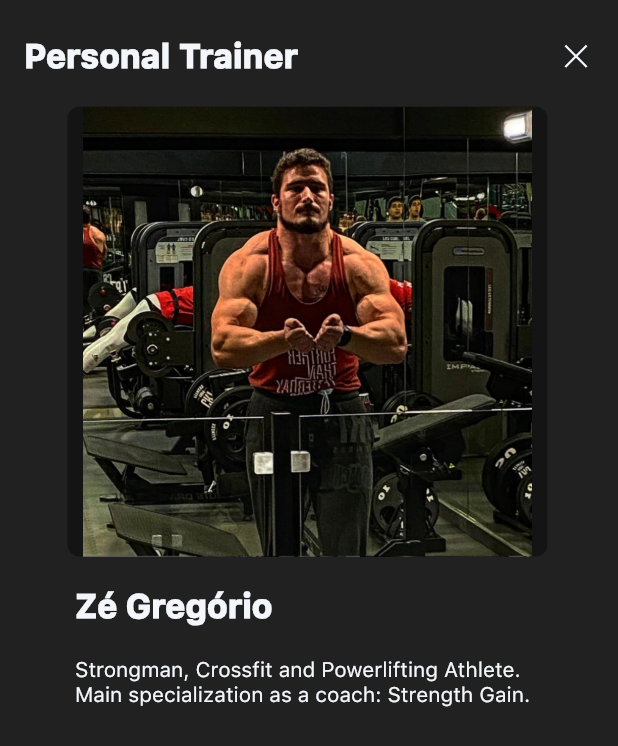
After one commit to bernardofalle/FitLink-AS, a Flutter app: the ZeGregScreen screen opened directly, on a phone screen of 412 x 824 dp. The commit adds this screen. Shown: the top 746 px of the screen. Run offline on Flutter 3.47's test engine with Material 2 defaults, Android fonts, the light colour scheme and no system bars; our stand-ins replace flutter_screenutil, flutter_svg, google_fonts, line_awesome_flutter.

Commit message:
start zegreg screen

```diff
--- a/fitlink/lib/Screens/Profile/pickpersonaltrainer.dart
+++ b/fitlink/lib/Screens/Profile/pickpersonaltrainer.dart
@@ -1,3 +1,4 @@
+import 'package:fitlink/Screens/Profile/zegreg_screen.dart';
 import 'package:fitlink/constants.dart';
 import 'package:flutter/material.dart';
 import 'package:flutter_screenutil/flutter_screenutil.dart';
@@ -60,6 +61,10 @@ class _PickPersonalScreenState extends State<PickPersonalScreen> {
                       child: InkWell(
                         onTap: () {
                           print("ze");
+                          Navigator.push(
+                                    context,
+                                    MaterialPageRoute(builder: (context) => ZeGregScreen()),
+                                  );
                         },
                         child: Image(image: AssetImage("assets/images/zegregorio.png"),))
                     ),
--- /dev/null
+++ b/fitlink/lib/Screens/Profile/zegreg_screen.dart
@@ -0,0 +1,91 @@
+import 'package:fitlink/constants.dart';
+import 'package:flutter/material.dart';
+import 'package:flutter_screenutil/flutter_screenutil.dart';
+import 'package:line_awesome_flutter/line_awesome_flutter.dart';
+
+class ZeGregScreen extends StatefulWidget {
+  ZeGregScreen({Key? key}) : super(key: key);
+
+  @override
+  State<ZeGregScreen> createState() => _ZeGregScreenState();
+}
+
+class _ZeGregScreenState extends State<ZeGregScreen> {
+  @override
+  Widget build(BuildContext context) {
+    ScreenUtil.init(context);
+
+    return Scaffold(
+      body: Container(
+        margin: EdgeInsets.only(top: 8),
+        child: ListView(
+          physics: ClampingScrollPhysics(),
+          children: <Widget>[
+            // Custom Bar
+            Container(
+              margin: EdgeInsets.only(left: 16, right: 16, top: 16),
+              child: Row(
+                mainAxisAlignment: MainAxisAlignment.spaceBetween,
+                children: <Widget>[
+                  Container(
+                    child: Row(
+                      children: [
+                        Text(
+                          "Personal Trainer",
+                          style: kTitleTextStyle2,
+                        ),
+                      ],
+                    ),
+                  ),
+                  GestureDetector(
+                      onTap: () {
+                        print("back");
+                        Navigator.pop(context);
+                      },
+                      child: Icon(LineAwesomeIcons.times)),
+                ],
+              ),
+            ),
+            Container(
+              margin: EdgeInsets.only(left: 45,right: 15,top: 20),
+                child: Row(
+                  children: <Widget>[
+                    Container(
+                      width: 320.0,
+                      height: 300.0,
+                      decoration: BoxDecoration(
+                        borderRadius: BorderRadius.all(Radius.circular(8.0)),
+                        color: Colors.black38,
+                      ),
+                      child: InkWell(
+                        onTap: () {
+                          print("ze");
+                        },
+                        child: Image(image: AssetImage("assets/images/zegregorio.png"),))
+                    ),
+                    SizedBox(width: 30,),
+                  ],
+                ),
+            ),
+            Container(
+              margin: EdgeInsets.only(left: 50,top: 20),
+              child: Row(
+                children: <Widget>[
+                  Text('Zé Gregório',style: kTitleTextStyle2),
+                ],
+              ),
+            ),
+            Container(
+              margin: EdgeInsets.only(left: 50,top: 20),
+              child: Row(
+                children: <Widget>[
+                    Text('Strongman, Crossfit and Powerlifting Athlete.\nMain specialization as a coach: Strength Gain.',),
+                ],
+              ),
+            ),
+          ],
+        ),
+      ),
+    );
+  }
+}
```
